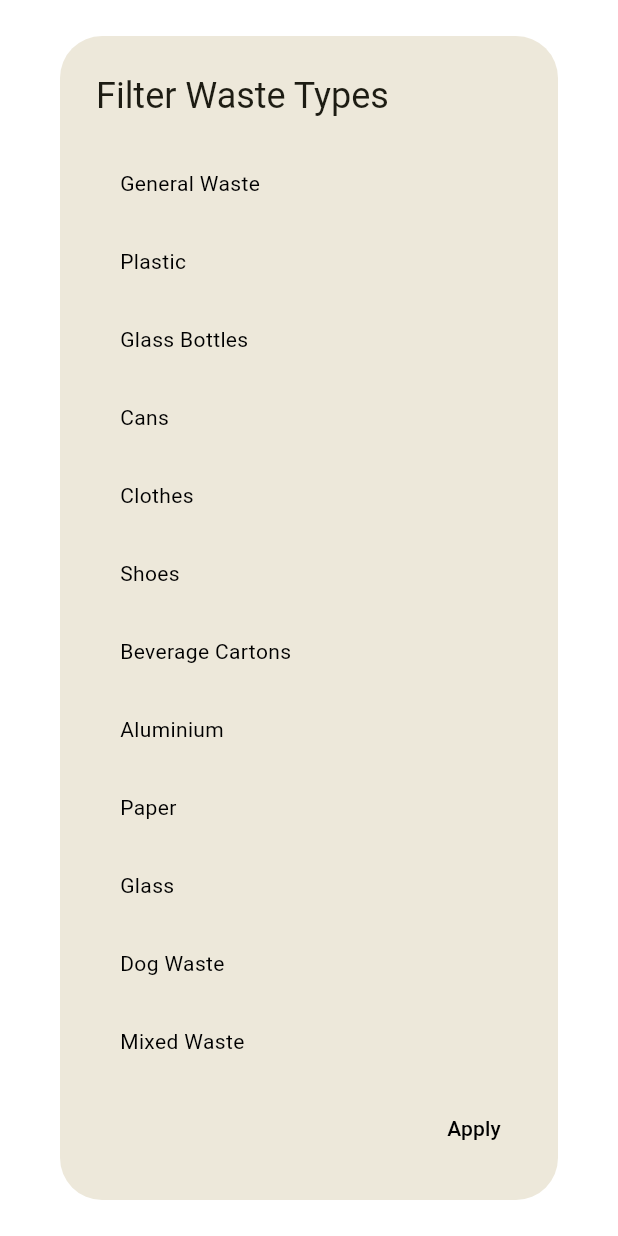
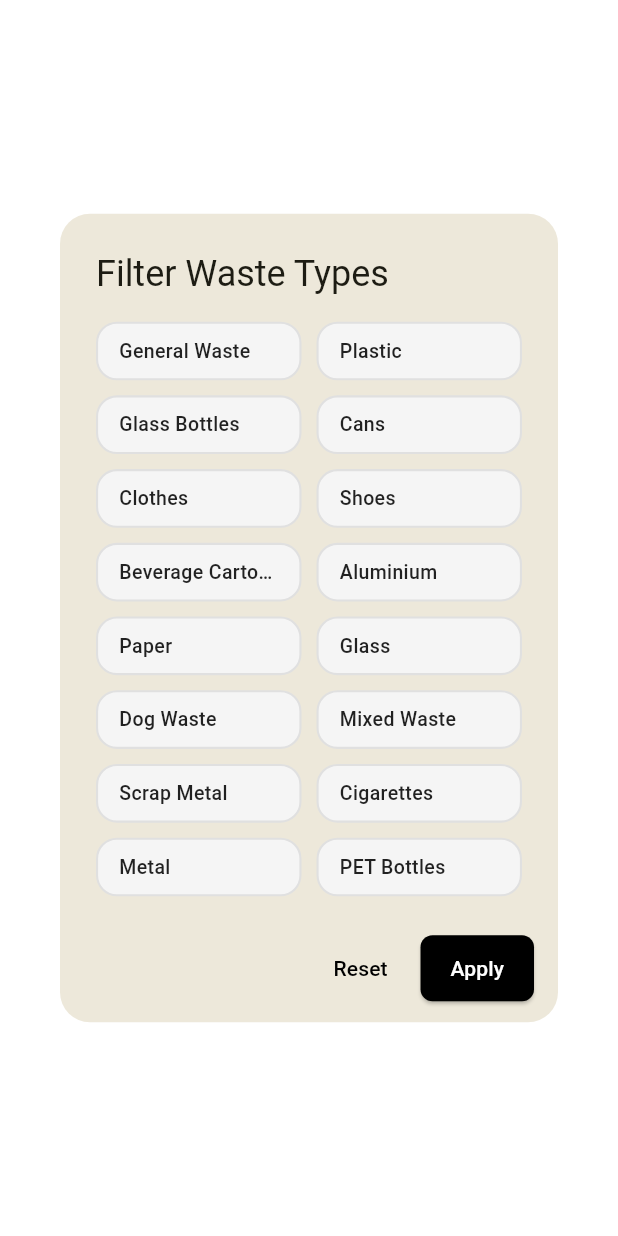
Before and after one commit to jhenselmann/trash_app, a Flutter app: the WasteTypeListPopup widget shown alone on an empty page, opened directly with empty values, on a phone screen of 412 x 824 dp. Run offline on Flutter 3.47's test engine with Material 3 defaults, Android fonts, the phone set to English and light mode, and no system bars; our stand-ins replace flutter_dotenv, flutter_map, flutter_svg, geocoding, latlong2, location and 1 more; missing offline and left inert: flutter_map_marker_cluster, posthog_flutter; accounts and stored records are empty.

Commit message:
Filter design changes

```diff
--- a/lib/widgets/waste_type_list.dart
+++ b/lib/widgets/waste_type_list.dart
@@ -43,38 +43,66 @@ class _WasteTypeListPopupState extends State<WasteTypeListPopup> {
     selected = {...widget.selected};
   }
 
+  void toggleSelection(String type) {
+    setState(() {
+      selected.contains(type) ? selected.remove(type) : selected.add(type);
+    });
+  }
+
   @override
   Widget build(BuildContext context) {
     return AlertDialog(
       title: const Text('Filter Waste Types'),
+      shape: RoundedRectangleBorder(borderRadius: BorderRadius.circular(20)),
       content: SizedBox(
         width: double.maxFinite,
-        child: ListView(
+        child: GridView.count(
           shrinkWrap: true,
+          crossAxisCount: 2,
+          childAspectRatio: 3.5,
+          crossAxisSpacing: 10,
+          mainAxisSpacing: 10,
           children:
               WasteTypeListPopup.orderedWasteTypes.map((type) {
                 final isSelected = selected.contains(type);
                 return GestureDetector(
-                  onTap: () {
-                    setState(() {
-                      isSelected ? selected.remove(type) : selected.add(type);
-                    });
-                  },
-                  child: Container(
-                    margin: const EdgeInsets.symmetric(vertical: 4),
+                  onTap: () => toggleSelection(type),
+                  child: AnimatedContainer(
+                    duration: const Duration(milliseconds: 200),
+                    decoration: BoxDecoration(
+                      color:
+                          isSelected
+                              ? const Color(0xFFFFF3B0)
+                              : Colors.grey[100],
+                      borderRadius: BorderRadius.circular(14),
+                      border: Border.all(
+                        color: isSelected ? Colors.brown : Colors.grey[300]!,
+                        width: 1.4,
+                      ),
+                    ),
                     padding: const EdgeInsets.symmetric(
-                      horizontal: 16,
-                      vertical: 12,
-                    ),
-                    decoration: BoxDecoration(
-                      color: isSelected ? Colors.yellow : null,
-                      borderRadius: BorderRadius.circular(12),
+                      horizontal: 14,
+                      vertical: 0,
                     ),
                     child: Row(
                       children: [
-                        Expanded(child: Text(wasteTypeLabels[type] ?? type)),
+                        Expanded(
+                          child: Text(
+                            wasteTypeLabels[type] ?? type,
+                            style: TextStyle(
+                              fontSize: 13,
+                              fontWeight: FontWeight.w500,
+                              color: Colors.black87,
+                            ),
+                            overflow: TextOverflow.ellipsis,
+                          ),
+                        ),
                         if (isSelected)
-                          const Icon(Icons.check, color: Colors.black54),
+                          const Icon(
+                            Icons.check,
+                            size: 18,
+                            color: Colors.black54,
+                          ),
                       ],
                     ),
                   ),
@@ -82,8 +110,25 @@ class _WasteTypeListPopupState extends State<WasteTypeListPopup> {
               }).toList(),
         ),
       ),
+      actionsPadding: const EdgeInsets.only(right: 16, bottom: 12),
       actions: [
         TextButton(
+          onPressed: () {
+            setState(() {
+              selected.clear();
+            });
+          },
+          child: const Text("Reset"),
+        ),
+        ElevatedButton(
+          style: ElevatedButton.styleFrom(
+            backgroundColor: Colors.black,
+            foregroundColor: Colors.white,
+            shape: RoundedRectangleBorder(
+              borderRadius: BorderRadius.circular(8),
+            ),
+            padding: const EdgeInsets.symmetric(horizontal: 20, vertical: 12),
+          ),
           onPressed: () {
             widget.onChanged(selected);
             Navigator.pop(context);
```
